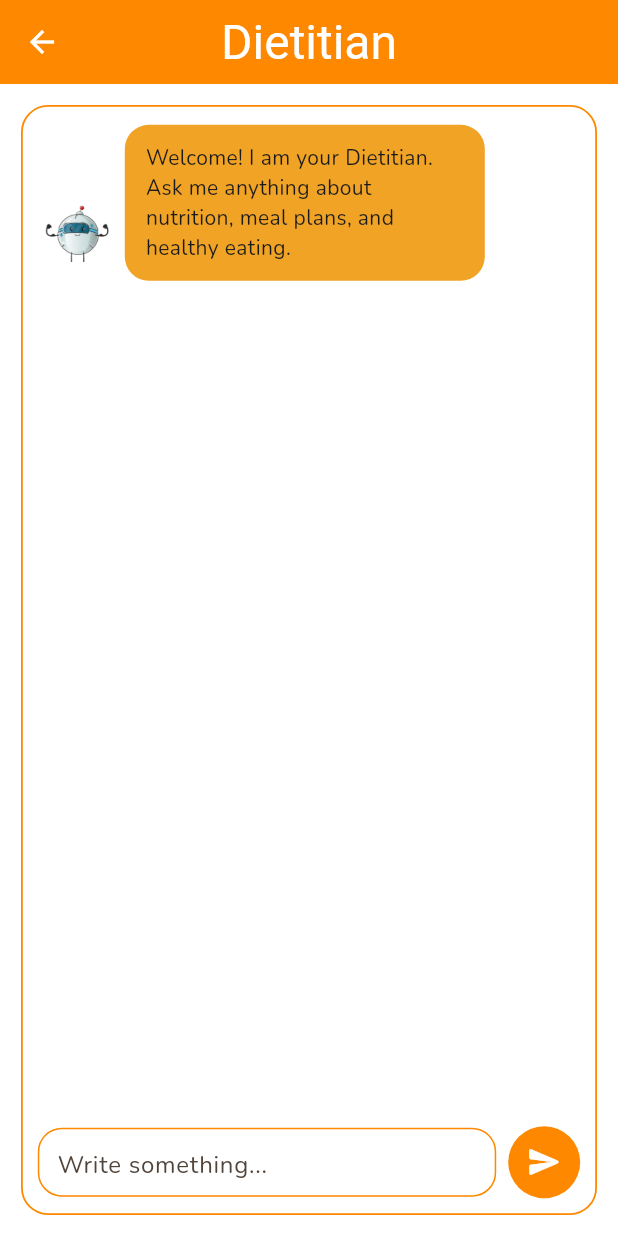
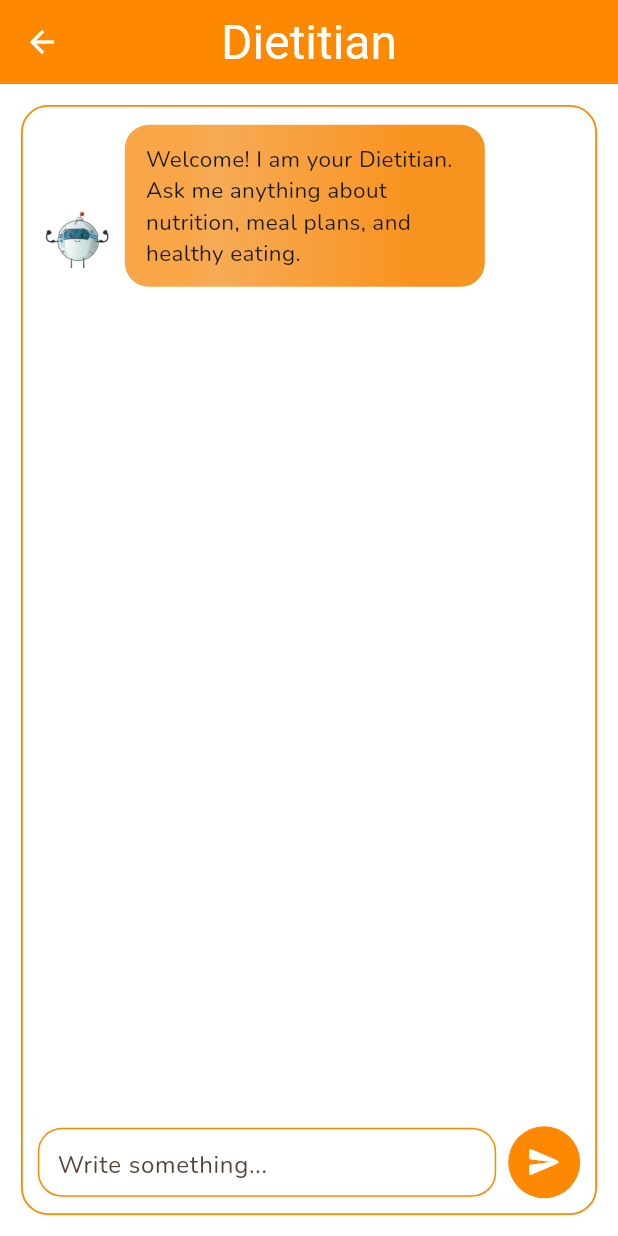
Before and after one commit to DeryaTelli/wellbot, a Flutter app: the ChatHistoryPage screen opened directly, after a tap on "Dietitian", on a phone screen of 412 x 824 dp. Run offline on Flutter 3.47's test engine with Material 3 defaults, Android fonts, the phone set to English and light mode, and no system bars; our stand-ins replace firebase_ai, firebase_auth, firebase_core, firebase_remote_config, flutter_bloc, google_fonts and 2 more; accounts and stored records are empty; generated files the repository leaves out were written again; Roboto replaces fonts that are missing (Orelega One).

Commit message:
complete app

```diff
--- a/lib/core/utils/constants/app_colors.dart
+++ b/lib/core/utils/constants/app_colors.dart
@@ -3,31 +3,27 @@
 class AppColors {
   AppColors._();
   static const Color primaryColor = Color(0xFFFE8800);
-    static const Color red = Color(0xFFF7AF5B);
+  static const Color secondaryColor = Color(0xFFEEE0BD);
   static const Color hintTextColor = Color(0xFF838383);
   static const Color primaryTextColor = Color(0xFF1B1B1B);
   static const LinearGradient primaryGradient = LinearGradient(
-      colors: [
-        Color(0xFFFEC380),
-        Color(0xFFFEA033),
-        Color(0xFFFE8800),
-      ],
+    colors: [Color(0xFFFEC380), Color(0xFFFEA033), Color(0xFFFE8800)],
     stops: [0.0, 0.17, 1.0],
     begin: Alignment.centerLeft,
     end: Alignment.centerRight,
   );
   static const Color unselectedTextColor = Color(0xB3000000);
-    static const LinearGradient mainAppTransitionBackgroundGradient = LinearGradient(
+  static const LinearGradient backgroundGradient = LinearGradient(
     colors: [
-        Color(0xFFFEA033),
-        Color(0xFFF7AF5B),
-        Color(0xFFFE8800),
+      Color.fromARGB(255, 248, 166, 72),
+      Color.fromARGB(255, 246, 171, 85),
+      Color.fromARGB(255, 249, 147, 31),
     ],
     stops: [0.17, 0.25, 0.80],
     begin: Alignment.centerLeft,
     end: Alignment.centerRight,
   );
-    static const Color locationLineColor = Color(0xB3EF9F27);
+  static const Color lineColor = Color(0xB3EF9F27);
   static const Color commentAndSettingsBackground = Color(0x4DD79C1D);
   static const Color primaryBorderColor = Color(0xFFD79C1D);
 }
--- a/lib/core/utils/theme/custom_text_style.dart
+++ b/lib/core/utils/theme/custom_text_style.dart
@@ -5,6 +5,7 @@ class CustomTextStyles {
   // --- Nunito ---
   // Black (0xFF1B1B1B)
   static TextStyle get regular14Black => GoogleFonts.nunito(fontSize: 14, fontWeight: FontWeight.w400, color: const Color(0xFF1B1B1B));
+  static TextStyle get regular15Black => GoogleFonts.nunito(fontSize: 15, fontWeight: FontWeight.w400, color: const Color(0xFF1B1B1B));
   // Grey (0xFF838383)
   static TextStyle get regular14Grey => GoogleFonts.nunito(fontSize: 14, fontWeight: FontWeight.w400, color: const Color(0xFF838383));
   static TextStyle get italic14Grey => GoogleFonts.nunito(fontSize: 14, fontWeight: FontWeight.w400, fontStyle: FontStyle.italic, color: const Color(0xFF838383));
--- a/lib/presentation/chat/widgets/bot_message.dart
+++ b/lib/presentation/chat/widgets/bot_message.dart
@@ -1,4 +1,5 @@
 import 'package:flutter/material.dart';
+import 'package:wellbot/core/utils/constants/app_colors.dart';
 import 'package:wellbot/data/models/chat_message_model.dart';
 import 'package:wellbot/core/utils/theme/custom_text_style.dart';
 
@@ -26,14 +27,14 @@ class BotMessageBubble extends StatelessWidget {
             child: Container(
               constraints: const BoxConstraints(maxWidth: 240),
               decoration: BoxDecoration(
-                color: const Color(0xFFF1A325),
+                gradient: AppColors.backgroundGradient,
                 borderRadius: BorderRadius.circular(16),
               ),
               child: Padding(
                 padding: const EdgeInsets.fromLTRB(14, 12, 14, 12),
                 child: Text(
                   message.text,
-                  style: CustomTextStyles.regular14Black,
+                  style: CustomTextStyles.regular15Black,
                 ),
               ),
             ),
--- a/lib/presentation/chat/widgets/user_message.dart
+++ b/lib/presentation/chat/widgets/user_message.dart
@@ -1,15 +1,12 @@
 import 'package:flutter/material.dart';
+import 'package:wellbot/core/utils/constants/app_colors.dart';
 import 'package:wellbot/data/models/chat_message_model.dart';
 import 'package:wellbot/core/utils/theme/custom_text_style.dart';
-
 
 class UserMessageBubble extends StatelessWidget {
   final ChatMessageModel message;
 
-  const UserMessageBubble({
-    super.key,
-    required this.message,
-  });
+  const UserMessageBubble({super.key, required this.message});
 
   @override
   Widget build(BuildContext context) {
@@ -20,13 +17,10 @@ class UserMessageBubble extends StatelessWidget {
         margin: const EdgeInsets.only(bottom: 12, left: 60),
         padding: const EdgeInsets.symmetric(horizontal: 16, vertical: 12),
         decoration: BoxDecoration(
-          color: const Color(0xFFEEE0BD),
+          color: AppColors.secondaryColor,
           borderRadius: BorderRadius.circular(16),
         ),
-        child: Text(
-          message.text,
-          style: CustomTextStyles.regular14Black,
-        ),
+        child: Text(message.text, style: CustomTextStyles.regular15Black),
       ),
     );
   }
--- a/lib/presentation/history/views/chat_history_view.dart
+++ b/lib/presentation/history/views/chat_history_view.dart
@@ -46,7 +46,7 @@ class ChatHistoryPage extends StatelessWidget {
                   return const Center(child: CircularProgressIndicator());
                 }
                 if (state.historyItems.isEmpty) {
-                  return const Center(child: Text('Henüz konuşma yok'));
+                  return const Center(child: Text('No chat history found.'));
                 }
                 return ListView.separated(
                   itemCount: state.historyItems.length,
```
Lines whose indentation alone changed are shown as unchanged.
